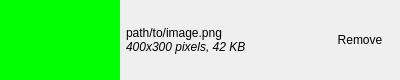
Before: the Qt Designer form Modules/FormsUI/src/QmitkScreenshotWidget.ui in MITK/MITK, drawn with Qt 5.
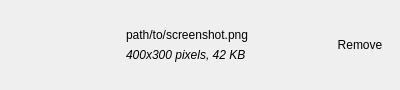
After: the same form once the commit is applied.

Commit message: Add Screenshot question type

Diff of the .ui file:
```diff
--- a/Modules/FormsUI/src/QmitkScreenshotWidget.ui
+++ b/Modules/FormsUI/src/QmitkScreenshotWidget.ui
@@ -7,11 +7,26 @@
     <x>0</x>
     <y>0</y>
     <width>400</width>
-    <height>80</height>
+    <height>90</height>
    </rect>
   </property>
-  <property name="windowTitle">
-   <string>Form</string>
+  <property name="sizePolicy">
+   <sizepolicy hsizetype="Preferred" vsizetype="Fixed">
+    <horstretch>0</horstretch>
+    <verstretch>0</verstretch>
+   </sizepolicy>
+  </property>
+  <property name="minimumSize">
+   <size>
+    <width>0</width>
+    <height>90</height>
+   </size>
+  </property>
+  <property name="maximumSize">
+   <size>
+    <width>16777215</width>
+    <height>90</height>
+   </size>
   </property>
   <layout class="QHBoxLayout" name="horizontalLayout">
    <property name="leftMargin">
@@ -28,38 +43,72 @@
    </property>
    <item>
     <widget class="QLabel" name="thumbnailLabel">
-     <property name="sizePolicy">
-      <sizepolicy hsizetype="Fixed" vsizetype="Preferred">
-       <horstretch>0</horstretch>
-       <verstretch>0</verstretch>
-      </sizepolicy>
-     </property>
      <property name="minimumSize">
       <size>
        <width>120</width>
-       <height>80</height>
+       <height>90</height>
       </size>
      </property>
      <property name="maximumSize">
       <size>
        <width>120</width>
-       <height>80</height>
+       <height>90</height>
       </size>
      </property>
-     <property name="styleSheet">
-      <string notr="true">background-color:#0f0;</string>
+     <property name="alignment">
+      <set>Qt::AlignCenter</set>
      </property>
     </widget>
    </item>
    <item>
-    <widget class="QLabel" name="label">
-     <property name="text">
-      <string>&lt;html&gt;&lt;head/&gt;&lt;body&gt;&lt;p&gt;path/to/image.png&lt;br/&gt;&lt;span style=&quot; font-style:italic;&quot;&gt;400x300 pixels, 42 KB&lt;/span&gt;&lt;/p&gt;&lt;/body&gt;&lt;/html&gt;</string>
-     </property>
-     <property name="wordWrap">
-      <bool>true</bool>
-     </property>
-    </widget>
+    <layout class="QVBoxLayout" name="verticalLayout">
+     <item>
+      <spacer name="verticalSpacer">
+       <property name="orientation">
+        <enum>Qt::Vertical</enum>
+       </property>
+       <property name="sizeHint" stdset="0">
+        <size>
+         <width>20</width>
+         <height>40</height>
+        </size>
+       </property>
+      </spacer>
+     </item>
+     <item>
+      <widget class="QLabel" name="fileNameLabel">
+       <property name="text">
+        <string>path/to/screenshot.png</string>
+       </property>
+       <property name="wordWrap">
+        <bool>true</bool>
+       </property>
+      </widget>
+     </item>
+     <item>
+      <widget class="QLabel" name="detailsLabel">
+       <property name="text">
+        <string>&lt;html&gt;&lt;head/&gt;&lt;body&gt;&lt;p&gt;&lt;span style=&quot; font-style:italic;&quot;&gt;400x300 pixels, 42 KB&lt;/span&gt;&lt;/p&gt;&lt;/body&gt;&lt;/html&gt;</string>
+       </property>
+       <property name="wordWrap">
+        <bool>true</bool>
+       </property>
+      </widget>
+     </item>
+     <item>
+      <spacer name="verticalSpacer_2">
+       <property name="orientation">
+        <enum>Qt::Vertical</enum>
+       </property>
+       <property name="sizeHint" stdset="0">
+        <size>
+         <width>20</width>
+         <height>40</height>
+        </size>
+       </property>
+      </spacer>
+     </item>
+    </layout>
    </item>
    <item>
     <widget class="QPushButton" name="removeButton">
```
Left out of the diff: 4 changed lines with no effect on the pictures. The commit also changes 7 other files.
